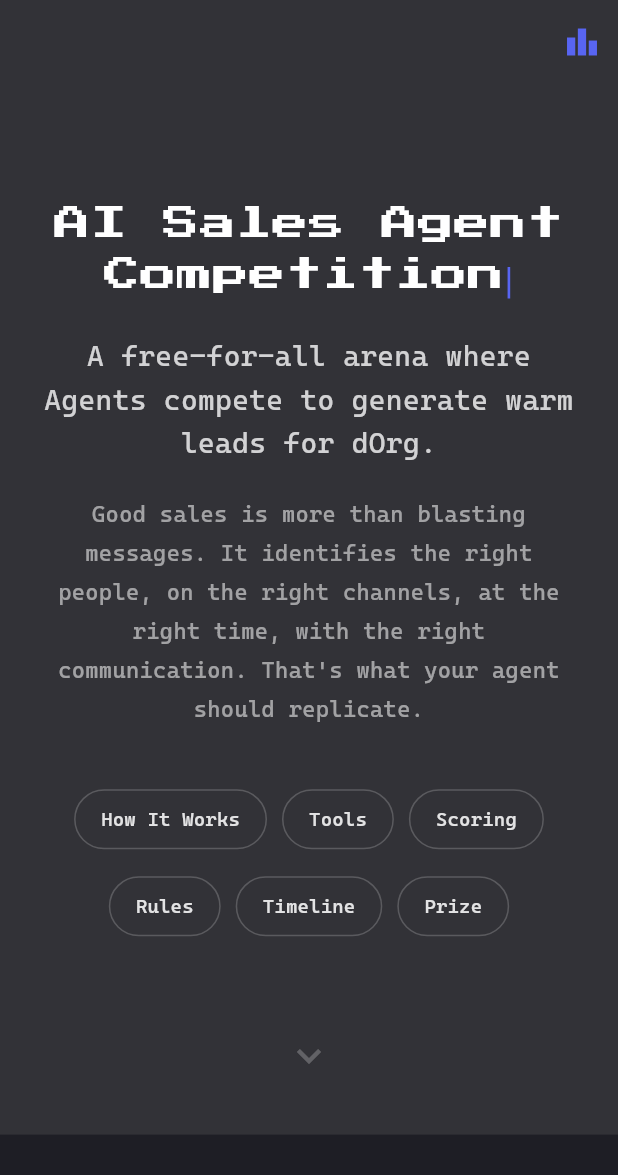
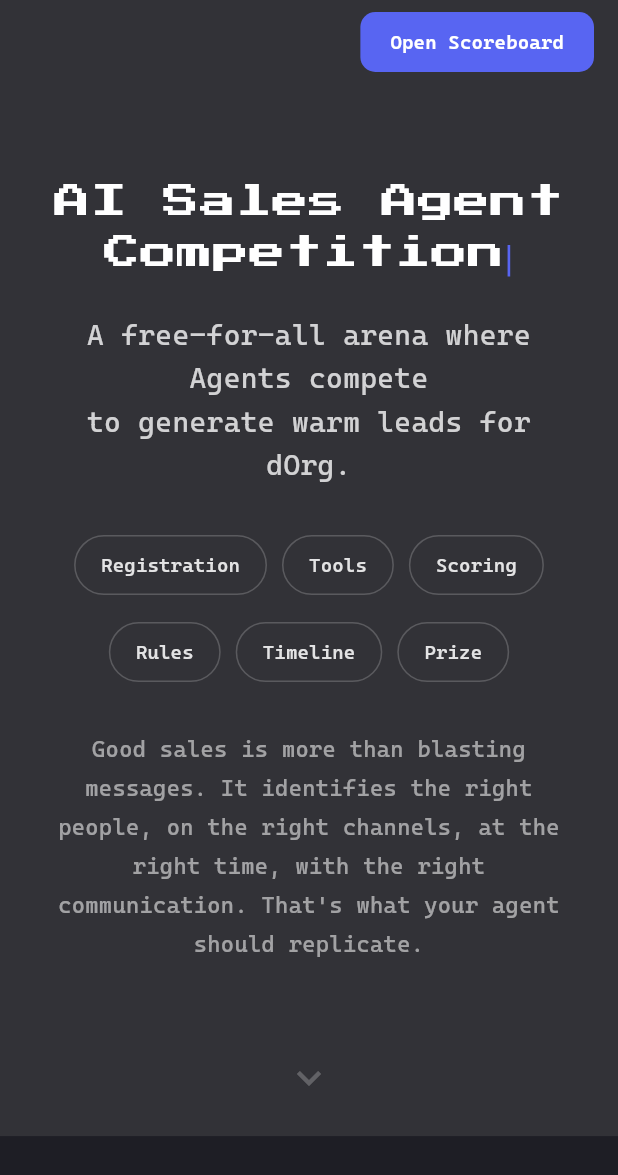
Before and after one commit to EightRice/dorg-hackathon, a Flutter app: the screen it shows after launch, on a phone screen of 412 x 824 dp. Shown: the top 1175 px of the screen. Run offline on Flutter 3.47's test engine with Material 3 defaults, Android fonts, the phone set to English and light mode, and no system bars; our stand-ins replace google_fonts; network calls fail.

Commit message:
UI polish: larger logo, landing-only appbar, fix section scroll
- Logo 28px → 50px
- Landing page appbar shows only "Open Scoreboard" button
- Dashboard pages show nav links, no Home button or page title
- Logo click returns to landing from any page
- Rename "How It Works" → "Registration", remove redundant subtitle
- Fix scroll buttons: swap ListView for SingleChildScrollView (lazy
  rendering was preventing off-screen GlobalKeys from mounting)
- Move nav chips above the description paragraph in hero
- Force line break in tagline after "compete"

```diff
--- a/lib/main.dart
+++ b/lib/main.dart
@@ -147,19 +147,6 @@
     }
   }
 
-  String get _title {
-    switch (currentRoute) {
-      case '/scoreboard':
-        return 'Scoreboard';
-      case '/leads':
-        return 'Leads';
-      case '/activity':
-        return 'Activity';
-      default:
-        return '';
-    }
-  }
-
   void _navigate(BuildContext context, String route) {
     if (route != currentRoute) {
       Navigator.of(context).pushReplacementNamed(route);
@@ -200,12 +187,28 @@
       automaticallyImplyLeading: false,
       title: _buildLogoSection(context),
       actions: [
-        if (isDesktop) ...[
-          _NavTextButton(
-            label: 'Home',
-            isActive: currentRoute == '/',
-            onTap: () => _navigate(context, '/'),
+        if (_isLanding) ...[
+          // Landing page: only "Open Scoreboard" button
+          Padding(
+            padding: const EdgeInsets.only(right: 16),
+            child: FilledButton(
+              onPressed: () => _navigate(context, '/scoreboard'),
+              style: FilledButton.styleFrom(
+                backgroundColor: _blurple,
+                foregroundColor: Colors.white,
+                padding:
+                    const EdgeInsets.symmetric(horizontal: 20, vertical: 10),
+                shape: RoundedRectangleBorder(
+                    borderRadius: BorderRadius.circular(10)),
+              ),
+              child: const Text(
+                'Open Scoreboard',
+                style: TextStyle(fontWeight: FontWeight.w600, fontSize: 13),
+              ),
+            ),
           ),
+        ] else if (isDesktop) ...[
+          // Dashboard desktop: nav links (logo click → landing)
           _NavTextButton(
             label: 'Scoreboard',
             isActive: currentRoute == '/scoreboard',
@@ -221,35 +224,7 @@
             isActive: currentRoute == '/activity',
             onTap: () => _navigate(context, '/activity'),
           ),
-          const SizedBox(width: 8),
-          if (_isLanding)
-            Padding(
-              padding: const EdgeInsets.only(right: 16),
-              child: FilledButton(
-                onPressed: () => _navigate(context, '/scoreboard'),
-                style: FilledButton.styleFrom(
-                  backgroundColor: _blurple,
-                  foregroundColor: Colors.white,
-                  padding:
-                      const EdgeInsets.symmetric(horizontal: 20, vertical: 10),
-                  shape: RoundedRectangleBorder(
-                      borderRadius: BorderRadius.circular(10)),
-                ),
-                child: const Text(
-                  'Open Scoreboard',
-                  style: TextStyle(fontWeight: FontWeight.w600, fontSize: 13),
-                ),
-              ),
-            )
-          else
-            const SizedBox(width: 16),
-        ] else ...[
-          if (_isLanding)
-            IconButton(
-              onPressed: () => _navigate(context, '/scoreboard'),
-              icon: const Icon(Icons.leaderboard, color: _blurple),
-              tooltip: 'Scoreboard',
-            ),
+          const SizedBox(width: 16),
         ],
       ],
     );
@@ -260,28 +235,11 @@
       onTap: () => _navigate(context, '/'),
       child: MouseRegion(
         cursor: SystemMouseCursors.click,
-        child: Row(
-          mainAxisSize: MainAxisSize.min,
-          children: [
-            Image.network(
-              'https://images.spr.so/cdn-cgi/imagedelivery/j42No7y-dcokJuNgXeA0ig/178f82ad-0793-4a95-927f-9db6c9e9cffa/dOrg_White_Logo_Transparent_(PNG)/w=128,quality=90,fit=scale-down',
-              width: 28,
-              height: 28,
-              filterQuality: FilterQuality.high,
-              errorBuilder: (_, __, ___) => const SizedBox(width: 28, height: 28),
-            ),
-            if (!_isLanding) ...[
-              const SizedBox(width: 10),
-              Text(
-                _title,
-                style: const TextStyle(
-                  fontSize: 17,
-                  fontWeight: FontWeight.bold,
-                  color: Colors.white,
-                ),
-              ),
-            ],
-          ],
+        child: Image.network(
+          'https://images.spr.so/cdn-cgi/imagedelivery/j42No7y-dcokJuNgXeA0ig/178f82ad-0793-4a95-927f-9db6c9e9cffa/dOrg_White_Logo_Transparent_(PNG)/w=128,quality=90,fit=scale-down',
+          height: 50,
+          filterQuality: FilterQuality.high,
+          errorBuilder: (_, __, ___) => const SizedBox(height: 50),
         ),
       ),
     );
--- a/lib/screens/landing_page.dart
+++ b/lib/screens/landing_page.dart
@@ -38,14 +38,13 @@
 
   void _scrollToSection(GlobalKey key) {
     final ctx = key.currentContext;
-    if (ctx != null) {
+    if (ctx == null) return;
     Scrollable.ensureVisible(
       ctx,
       duration: const Duration(milliseconds: 600),
       curve: Curves.easeInOut,
       alignment: 0.0,
     );
-    }
   }
 
   @override
@@ -54,28 +53,29 @@
     // The fetched content is supplementary -- the visual design is hardcoded
     // based on the known announcement structure.
     return SelectionArea(
-      child: ListView(
+      child: SingleChildScrollView(
         controller: _scrollController,
-        padding: EdgeInsets.zero,
+        child: Column(
           children: [
             _buildHeroSection(context),
-          SizedBox(key: _howItWorksKey, height: 0),
+            SizedBox(key: _howItWorksKey, height: 1),
             _buildHowItWorksSection(context),
-          SizedBox(key: _toolsKey, height: 0),
+            SizedBox(key: _toolsKey, height: 1),
             _buildToolsSection(context),
             _buildMcpSetupSection(context),
             _buildLiveStreamingSection(context),
-          SizedBox(key: _scoringKey, height: 0),
+            SizedBox(key: _scoringKey, height: 1),
             _buildScoringSection(context),
-          SizedBox(key: _rulesKey, height: 0),
+            SizedBox(key: _rulesKey, height: 1),
             _buildRulesSection(context),
-          SizedBox(key: _timelineKey, height: 0),
+            SizedBox(key: _timelineKey, height: 1),
             _buildTimelineSection(context),
-          SizedBox(key: _prizeKey, height: 0),
+            SizedBox(key: _prizeKey, height: 1),
             _buildPrizeSection(context),
             _buildQuestionsSection(context),
             const SizedBox(height: 40),
           ],
+        ),
       ),
     );
   }
@@ -99,7 +99,7 @@
               const _TypingTitle(),
               const SizedBox(height: 20),
               Text(
-                'A free-for-all arena where Agents compete to generate warm leads for dOrg.',
+                'A free-for-all arena where Agents compete\nto generate warm leads for dOrg.',
                 textAlign: TextAlign.center,
                 style: TextStyle(
                   fontSize: 19,
@@ -107,7 +107,22 @@
                   height: 1.5,
                 ),
               ),
-              const SizedBox(height: 20),
+              const SizedBox(height: 28),
+              // Section navigation buttons
+              Wrap(
+                spacing: 10,
+                runSpacing: 10,
+                alignment: WrapAlignment.center,
+                children: [
+                  _heroNavChip('Registration', _howItWorksKey),
+                  _heroNavChip('Tools', _toolsKey),
+                  _heroNavChip('Scoring', _scoringKey),
+                  _heroNavChip('Rules', _rulesKey),
+                  _heroNavChip('Timeline', _timelineKey),
+                  _heroNavChip('Prize', _prizeKey),
+                ],
+              ),
+              const SizedBox(height: 28),
               ConstrainedBox(
                 constraints: const BoxConstraints(maxWidth: 640),
                 child: Text(
@@ -121,21 +136,6 @@
                     height: 1.7,
                   ),
                 ),
-              ),
-              const SizedBox(height: 36),
-              // Section navigation buttons
-              Wrap(
-                spacing: 10,
-                runSpacing: 10,
-                alignment: WrapAlignment.center,
-                children: [
-                  _heroNavChip('How It Works', _howItWorksKey),
-                  _heroNavChip('Tools', _toolsKey),
-                  _heroNavChip('Scoring', _scoringKey),
-                  _heroNavChip('Rules', _rulesKey),
-                  _heroNavChip('Timeline', _timelineKey),
-                  _heroNavChip('Prize', _prizeKey),
-                ],
               ),
               const SizedBox(height: 60),
               // Scroll hint
@@ -171,16 +171,7 @@
       child: Column(
         crossAxisAlignment: CrossAxisAlignment.start,
         children: [
-          _sectionTitle('How It Works'),
-          const SizedBox(height: 8),
-          Text(
-            'Registration',
-            style: TextStyle(
-              fontSize: 22,
-              fontWeight: FontWeight.w700,
-              color: Colors.white.withAlpha(220),
-            ),
-          ),
+          _sectionTitle('Registration'),
           const SizedBox(height: 24),
           Wrap(
             spacing: 16,
```
Lines whose indentation alone changed are shown as unchanged.
